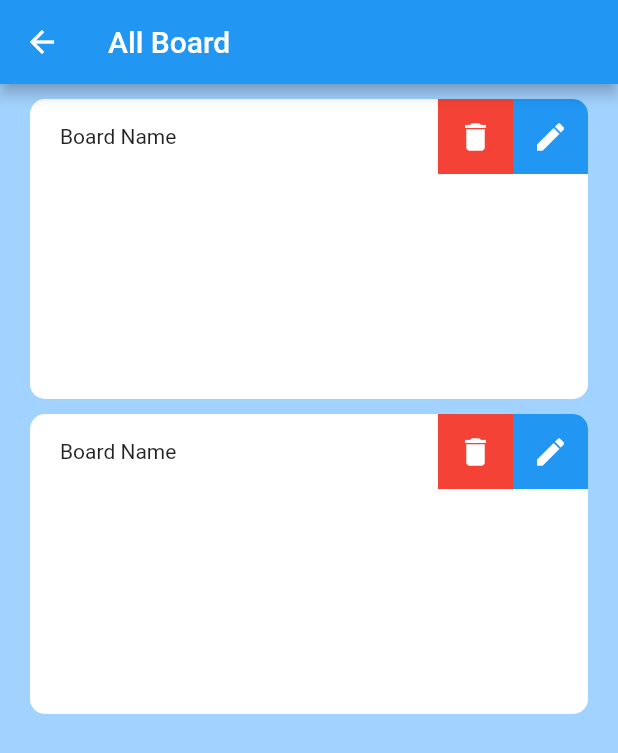
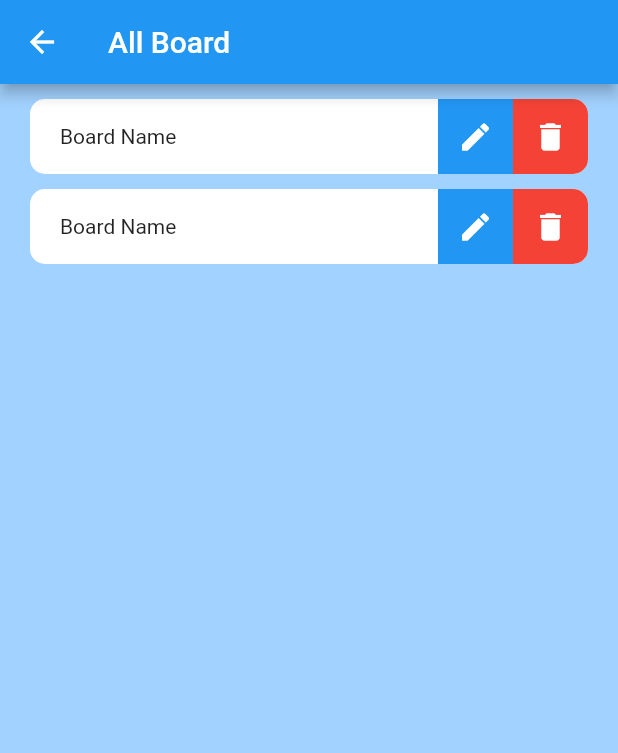
Before and after one commit to Bug-Too/CollabTasks, a Flutter app: the AllBoardPage screen opened directly, on a phone screen of 412 x 824 dp. Shown: the top 753 px of the screen. Run offline on Flutter 3.47's test engine with Material 2 defaults, Android fonts, the phone set to English and light mode, and no system bars; our stand-ins replace dotted_border; network calls fail.

Commit message:
Add toggle on edit

```diff
--- a/lib/board_card.dart
+++ b/lib/board_card.dart
@@ -13,6 +13,7 @@ class BoardCard extends StatefulWidget {
 }
 
 class _BoardCardState extends State<BoardCard> {
+  bool isEdit = false;
   @override
   Widget build(BuildContext context) {
     return Container(
@@ -21,10 +22,10 @@ class _BoardCardState extends State<BoardCard> {
           borderRadius: BorderRadius.circular(10),
           child: Container(
               color: Colors.white,
-              height: 200,
+              height: isEdit ? 200 : 50,
               alignment: Alignment.topLeft,
               width: double.infinity,
-              child: Column(
+              child:  Column(
                 children: [
                   Row(
                     mainAxisAlignment: MainAxisAlignment.spaceBetween,
@@ -35,22 +36,33 @@ class _BoardCardState extends State<BoardCard> {
                       ),
                       Row(
                         children: [
-                          Container(
-                            width: 50,
-                            height: 50,
-                            color: Colors.red,
-                            child: const Center(
-                              child: Icon(Icons.delete, color: Colors.white),
+                          InkWell(
+                            onTap: () => setState(() {
+                              isEdit = !isEdit;
+                            }),
+                            child: Container(
+                              width: 50,
+                              height: 50,
+                              color: Colors.blue,
+                              child: const Center(
+                                child: Icon(Icons.edit, color: Colors.white),
+                              ),
                             ),
                           ),
-                          Container(
-                            width: 50,
-                            height: 50,
-                            color: Colors.blue,
-                            child: const Center(
-                              child: Icon(Icons.edit, color: Colors.white),
+                          InkWell(
+                            onTap: () => setState(() {
+                              isEdit = !isEdit;
+                            }),
+                            child: Container(
+                              width: 50,
+                              height: 50,
+                              color: Colors.red,
+                              child: const Center(
+                                child: Icon(Icons.delete, color: Colors.white),
+                              ),
                             ),
                           ),
+
                         ],
                       )
                     ],
```
